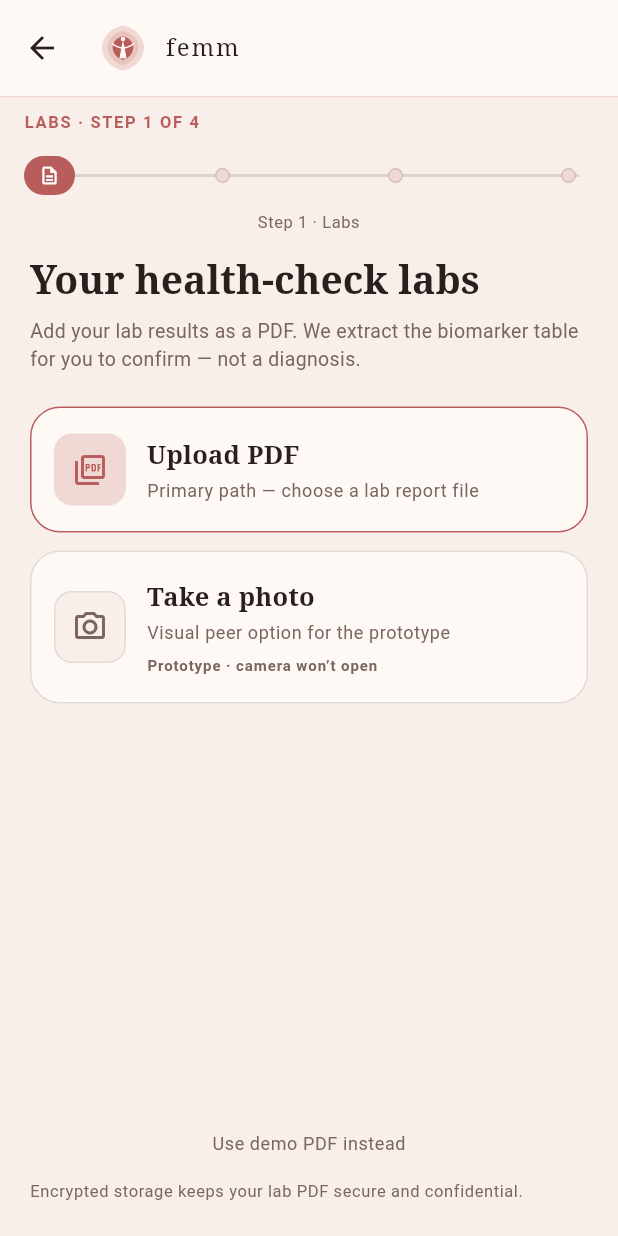
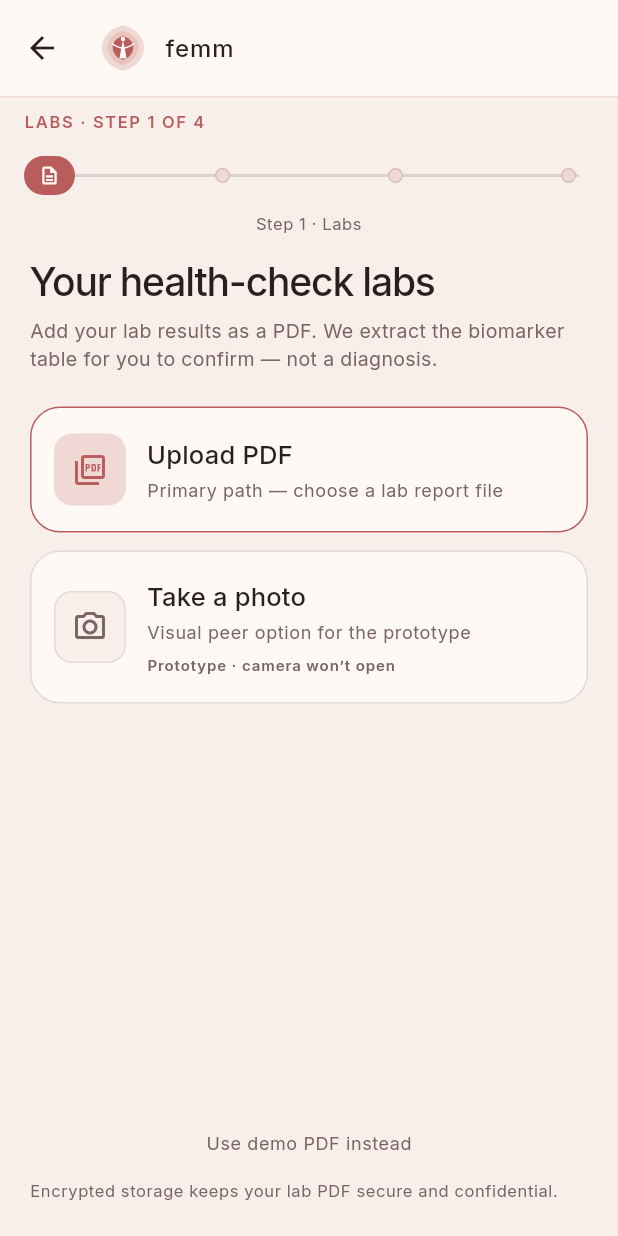
Before and after one commit to peterkwkwan/femm, a Flutter app: the screen it shows once a user with an empty profile is signed in, after a tap on "Upload lab PDF", on a phone screen of 412 x 824 dp. Run offline on Flutter 3.47's test engine with Material 3 defaults, Android fonts, the phone set to English and light mode, and no system bars; our stand-ins replace google_sign_in, supabase_flutter; accounts and stored records are empty.

Commit message:
ui(mobile): ship Inter Air typography app-wide
Replace platform serif display with bundled Inter (airier medium weights
and tracking) across Petal Soft theme, Stacked Corner welcome, Mark-Led
nav, home, Path A labs, and Match.

Co-authored-by: peterkwkwan <peterkwkwan@gmail.com>

```diff
--- a/apps/mobile/lib/screens/lab_upload_screen.dart
+++ b/apps/mobile/lib/screens/lab_upload_screen.dart
@@ -130,9 +130,14 @@ class _LabUploadScreenState extends State<LabUploadScreen> {
               Text(
                 'Your health-check labs',
                 style: theme.textTheme.headlineSmall?.copyWith(
-                  fontFamily: PetalSoft.displayFontFamily,
+                  fontFamily: PetalSoft.fontFamily,
+                  fontWeight: FontWeight.w500,
                   fontSize: 26,
                   height: 1.2,
+                  letterSpacing: PetalSoft.letterSpacingEm(
+                    26,
+                    PetalSoft.welcomeTrackingEm,
+                  ),
                 ),
               ),
               const SizedBox(height: 8),
@@ -276,9 +281,9 @@ class _ActionCard extends StatelessWidget {
                     Text(
                       title,
                       style: theme.textTheme.titleMedium?.copyWith(
-                        fontFamily: PetalSoft.displayFontFamily,
+                        fontFamily: PetalSoft.fontFamily,
                         fontSize: 17,
-                        fontWeight: FontWeight.w600,
+                        fontWeight: FontWeight.w500,
                       ),
                     ),
                     const SizedBox(height: 2),
--- a/apps/mobile/lib/screens/signed_in_home.dart
+++ b/apps/mobile/lib/screens/signed_in_home.dart
@@ -102,11 +102,15 @@ class SignedInHome extends StatelessWidget {
                     Text(
                       '$first, start with your labs',
                       style: theme.textTheme.headlineSmall?.copyWith(
-                        fontFamily: PetalSoft.displayFontFamily,
+                        fontFamily: PetalSoft.fontFamily,
                         color: PetalSoft.ink,
-                        fontWeight: FontWeight.w700,
+                        fontWeight: FontWeight.w500,
                         fontSize: 28,
                         height: 1.15,
+                        letterSpacing: PetalSoft.letterSpacingEm(
+                          28,
+                          PetalSoft.welcomeTrackingEm,
+                        ),
                       ),
                     ),
                     const SizedBox(height: 18),
@@ -139,10 +143,10 @@ class SignedInHome extends StatelessWidget {
                           Text(
                             'Upload a lab PDF',
                             style: theme.textTheme.titleMedium?.copyWith(
-                              fontFamily: PetalSoft.displayFontFamily,
+                              fontFamily: PetalSoft.fontFamily,
                               color: PetalSoft.ink,
                               fontSize: 18,
-                              fontWeight: FontWeight.w600,
+                              fontWeight: FontWeight.w500,
                             ),
                           ),
                           const SizedBox(height: 6),
@@ -241,9 +245,9 @@ class _IdentityQuiet extends StatelessWidget {
           child: Text(
             initial,
             style: theme.textTheme.titleSmall?.copyWith(
-              fontFamily: PetalSoft.displayFontFamily,
+              fontFamily: PetalSoft.fontFamily,
               color: PetalSoft.ink,
-              fontWeight: FontWeight.w700,
+              fontWeight: FontWeight.w600,
               fontSize: 13,
             ),
           ),
--- a/apps/mobile/lib/theme/petal_soft.dart
+++ b/apps/mobile/lib/theme/petal_soft.dart
@@ -2,7 +2,8 @@ import 'package:flutter/material.dart';
 
 /// Locked Petal Soft visual direction (Path A mockups).
 ///
-/// Canvas tokens: blush canvas, rose accent, serif display headlines.
+/// Canvas tokens: blush canvas, rose accent, Inter Air typography
+/// (Inter throughout — lighter weights + airier tracking).
 abstract final class PetalSoft {
   static const Color bg = Color(0xFFF8EFEA);
   static const Color surface = Color(0xFFFFF9F6);
@@ -13,8 +14,48 @@ abstract final class PetalSoft {
   /// Mid bloom layer in the locked Calmness mark.
   static const Color blush = Color(0xFFE8C4BC);
 
-  /// Platform serif (Android → Noto/Droid Serif) for display headlines.
-  static const String displayFontFamily = 'serif';
+  /// Inter Air — single sans for display + UI (replaces platform serif).
+  static const String fontFamily = 'Inter';
+
+  /// Alias kept for call sites that previously targeted serif display.
+  static const String displayFontFamily = fontFamily;
+
+  /// Inter Air Welcome: medium, larger, −0.03em tracking.
+  static const double welcomeSize = 28;
+  static const FontWeight welcomeWeight = FontWeight.w500;
+  static const double welcomeTrackingEm = -0.03;
+
+  /// Inter Air wordmark (femm): medium, 0.04em tracking.
+  static const double wordmarkSize = 16;
+  static const FontWeight wordmarkWeight = FontWeight.w500;
+  static const double wordmarkTrackingEm = 0.04;
+
+  static double letterSpacingEm(double size, double em) => size * em;
+
+  static TextStyle welcomeTextStyle({Color color = ink}) {
+    return TextStyle(
+      fontFamily: fontFamily,
+      fontSize: welcomeSize,
+      fontWeight: welcomeWeight,
+      letterSpacing: letterSpacingEm(welcomeSize, welcomeTrackingEm),
+      height: 1.1,
+      color: color,
+    );
+  }
+
+  static TextStyle wordmarkTextStyle({
+    double size = wordmarkSize,
+    Color color = ink,
+  }) {
+    return TextStyle(
+      fontFamily: fontFamily,
+      fontSize: size,
+      fontWeight: wordmarkWeight,
+      letterSpacing: letterSpacingEm(size, wordmarkTrackingEm),
+      height: 1,
+      color: color,
+    );
+  }
 
   static const ColorScheme colorScheme = ColorScheme(
     brightness: Brightness.light,
@@ -37,6 +78,7 @@ abstract final class PetalSoft {
   static ThemeData theme() {
     final base = ThemeData(
       useMaterial3: true,
+      fontFamily: fontFamily,
       colorScheme: colorScheme,
       scaffoldBackgroundColor: bg,
       canvasColor: bg,
@@ -44,15 +86,19 @@ abstract final class PetalSoft {
     );
 
     final textTheme = base.textTheme.apply(
+      fontFamily: fontFamily,
       bodyColor: ink,
       displayColor: ink,
     );
 
     TextStyle display(TextStyle? style, {double? size, FontWeight? weight}) {
+      final resolvedSize = size ?? style?.fontSize ?? 24;
       return (style ?? const TextStyle()).copyWith(
-        fontFamily: displayFontFamily,
-        fontSize: size,
-        fontWeight: weight ?? FontWeight.w600,
+        fontFamily: fontFamily,
+        fontSize: resolvedSize,
+        // Inter Air: medium display, not heavy serif.
+        fontWeight: weight ?? FontWeight.w500,
+        letterSpacing: letterSpacingEm(resolvedSize, welcomeTrackingEm),
         color: ink,
         height: 1.15,
       );
@@ -63,35 +109,62 @@ abstract final class PetalSoft {
         displaySmall: display(textTheme.displaySmall, size: 32),
         headlineMedium: display(textTheme.headlineMedium, size: 26),
         headlineSmall: display(textTheme.headlineSmall, size: 22),
-        titleLarge: display(textTheme.titleLarge, size: 20),
+        titleLarge: display(
+          textTheme.titleLarge,
+          size: 20,
+          weight: FontWeight.w500,
+        ),
         titleMedium: textTheme.titleMedium?.copyWith(
+          fontFamily: fontFamily,
           color: ink,
-          fontWeight: FontWeight.w600,
+          fontWeight: FontWeight.w500,
         ),
-        bodyLarge: textTheme.bodyLarge?.copyWith(color: ink, height: 1.45),
-        bodyMedium: textTheme.bodyMedium?.copyWith(color: ink, height: 1.45),
-        bodySmall: textTheme.bodySmall?.copyWith(color: muted, height: 1.4),
+        titleSmall: textTheme.titleSmall?.copyWith(
+          fontFamily: fontFamily,
+          color: ink,
+          fontWeight: FontWeight.w500,
+        ),
+        bodyLarge: textTheme.bodyLarge?.copyWith(
+          fontFamily: fontFamily,
+          color: ink,
+          fontWeight: FontWeight.w400,
+          height: 1.45,
+        ),
+        bodyMedium: textTheme.bodyMedium?.copyWith(
+          fontFamily: fontFamily,
+          color: ink,
+          fontWeight: FontWeight.w400,
+          height: 1.45,
+        ),
+        bodySmall: textTheme.bodySmall?.copyWith(
+          fontFamily: fontFamily,
+          color: muted,
+          fontWeight: FontWeight.w400,
+          height: 1.4,
+        ),
         labelLarge: textTheme.labelLarge?.copyWith(
+          fontFamily: fontFamily,
           color: accent,
           fontWeight: FontWeight.w600,
           letterSpacing: 0.8,
         ),
+        labelMedium: textTheme.labelMedium?.copyWith(
+          fontFamily: fontFamily,
+          fontWeight: FontWeight.w500,
+        ),
+        labelSmall: textTheme.labelSmall?.copyWith(
+          fontFamily: fontFamily,
+          fontWeight: FontWeight.w500,
+        ),
       ),
-      appBarTheme: const AppBarTheme(
+      appBarTheme: AppBarTheme(
         backgroundColor: surface,
         foregroundColor: ink,
         elevation: 0,
         scrolledUnderElevation: 0,
         centerTitle: false,
         toolbarHeight: 64,
-        titleTextStyle: TextStyle(
-          fontFamily: displayFontFamily,
-          fontSize: 16,
-          fontWeight: FontWeight.w500,
-          color: ink,
-          letterSpacing: 1.28, // 0.08em at 16px
-          height: 1,
-        ),
+        titleTextStyle: wordmarkTextStyle(),
       ),
       filledButtonTheme: FilledButtonThemeData(
         style: FilledButton.styleFrom(
@@ -104,6 +177,7 @@ abstract final class PetalSoft {
           minimumSize: const Size(64, 48),
           shape: const StadiumBorder(),
           textStyle: const TextStyle(
+            fontFamily: fontFamily,
             fontSize: 15,
             fontWeight: FontWeight.w600,
           ),
@@ -115,18 +189,38 @@ abstract final class PetalSoft {
           minimumSize: const Size(64, 48),
           side: BorderSide(color: ink.withValues(alpha: 0.18)),
           shape: const StadiumBorder(),
+          textStyle: const TextStyle(
+            fontFamily: fontFamily,
+            fontWeight: FontWeight.w600,
+          ),
         ),
       ),
       textButtonTheme: TextButtonThemeData(
-        style: TextButton.styleFrom(foregroundColor: accent),
+        style: TextButton.styleFrom(
+          foregroundColor: accent,
+          textStyle: const TextStyle(
+            fontFamily: fontFamily,
+            fontWeight: FontWeight.w600,
+          ),
+        ),
       ),
       chipTheme: ChipThemeData(
         backgroundColor: surface,
         selectedColor: accent,
         disabledColor: surface,
         secondarySelectedColor: accent,
-        labelStyle: const TextStyle(color: ink, fontSize: 13),
-        secondaryLabelStyle: const TextStyle(color: Colors.white, fontSize: 13),
+        labelStyle: const TextStyle(
+          fontFamily: fontFamily,
+          color: ink,
+          fontSize: 13,
+          fontWeight: FontWeight.w400,
+        ),
+        secondaryLabelStyle: const TextStyle(
+          fontFamily: fontFamily,
+          color: Colors.white,
+          fontSize: 13,
+          fontWeight: FontWeight.w500,
+        ),
         padding: const EdgeInsets.symmetric(horizontal: 10, vertical: 8),
         shape: const StadiumBorder(),
         side: BorderSide(color: ink.withValues(alpha: 0.18)),
--- a/apps/mobile/lib/widgets/deep_accent_dusk_welcome.dart
+++ b/apps/mobile/lib/widgets/deep_accent_dusk_welcome.dart
@@ -29,8 +29,8 @@ class DeepAccentDuskWelcome extends StatelessWidget {
   /// Slightly above the Stacked Corner mockup baseline (42).
   static const double stackedMarkSize = 48;
 
-  /// Larger + bold vs mockup wordSize 17 / weight 500.
-  static const double stackedWordSize = 22;
+  /// Inter Air wordmark size (mockup wordSize 16 / weight 500).
+  static const double stackedWordSize = PetalSoft.wordmarkSize;
 
   @override
   Widget build(BuildContext context) {
@@ -71,13 +71,7 @@ class DeepAccentDuskWelcome extends StatelessWidget {
               children: [
                 Text(
                   'Welcome',
-                  style: theme.textTheme.headlineSmall?.copyWith(
-                    color: PetalSoft.ink,
-                    fontWeight: FontWeight.w700,
-                    fontSize: 26,
-                    height: 1.1,
-                    letterSpacing: -0.6,
-                  ),
+                  style: PetalSoft.welcomeTextStyle(),
                 ),
                 const SizedBox(height: 8),
                 ConstrainedBox(
@@ -144,6 +138,7 @@ class DeepAccentDuskWelcome extends StatelessWidget {
                             Text(
                               'Continue with Google',
                               style: TextStyle(
+                                fontFamily: PetalSoft.fontFamily,
                                 fontSize: 14,
                                 fontWeight: FontWeight.w600,
                               ),
@@ -180,14 +175,7 @@ class _StackedCornerBrand extends StatelessWidget {
         const SizedBox(height: 6),
         Text(
           'femm',
-          style: TextStyle(
-            fontFamily: PetalSoft.displayFontFamily,
-            fontSize: wordSize,
-            fontWeight: FontWeight.w700,
-            color: PetalSoft.ink,
-            height: 1,
-            letterSpacing: wordSize * 0.08,
-          ),
+          style: PetalSoft.wordmarkTextStyle(size: wordSize),
         ),
       ],
     );
--- a/apps/mobile/lib/widgets/mark_led_app_bar.dart
+++ b/apps/mobile/lib/widgets/mark_led_app_bar.dart
@@ -143,27 +143,20 @@ class MarkLedTopBar extends StatelessWidget {
   }
 }
 
-/// 36px Calmness mark + quieter serif femm wordmark.
+/// 36px Calmness mark + quieter Inter Air femm wordmark.
 class MarkLedLockup extends StatelessWidget {
   const MarkLedLockup({super.key});
 
   @override
   Widget build(BuildContext context) {
-    return const Row(
+    return Row(
       mainAxisSize: MainAxisSize.min,
       children: [
-        CalmnessMark(size: 36),
-        SizedBox(width: 10),
+        const CalmnessMark(size: 36),
+        const SizedBox(width: 10),
         Text(
           'femm',
-          style: TextStyle(
-            fontFamily: PetalSoft.displayFontFamily,
-            fontSize: 16,
-            fontWeight: FontWeight.w500,
-            color: PetalSoft.ink,
-            height: 1,
-            letterSpacing: 1.28, // 0.08em
-          ),
+          style: PetalSoft.wordmarkTextStyle(),
         ),
       ],
     );
@@ -190,9 +183,9 @@ class MarkLedAvatar extends StatelessWidget {
       child: Text(
         initial.isEmpty ? '·' : initial[0].toUpperCase(),
         style: TextStyle(
-          fontFamily: PetalSoft.displayFontFamily,
+          fontFamily: PetalSoft.fontFamily,
           fontSize: size * 0.42,
-          fontWeight: FontWeight.w700,
+          fontWeight: FontWeight.w600,
           color: PetalSoft.ink,
           height: 1,
         ),
```
Also changed, not shown: apps/mobile/assets/fonts/Inter-LICENSE.txt (added, +92 -0 lines), apps/mobile/lib/screens/match_screen.dart (+8 -4 lines), apps/mobile/pubspec.yaml (+12 -30 lines), apps/mobile/assets/fonts/Inter-Bold.ttf (added), apps/mobile/assets/fonts/Inter-Medium.ttf (added), apps/mobile/assets/fonts/Inter-Regular.ttf (added), apps/mobile/assets/fonts/Inter-SemiBold.ttf (added), 3 other files.
